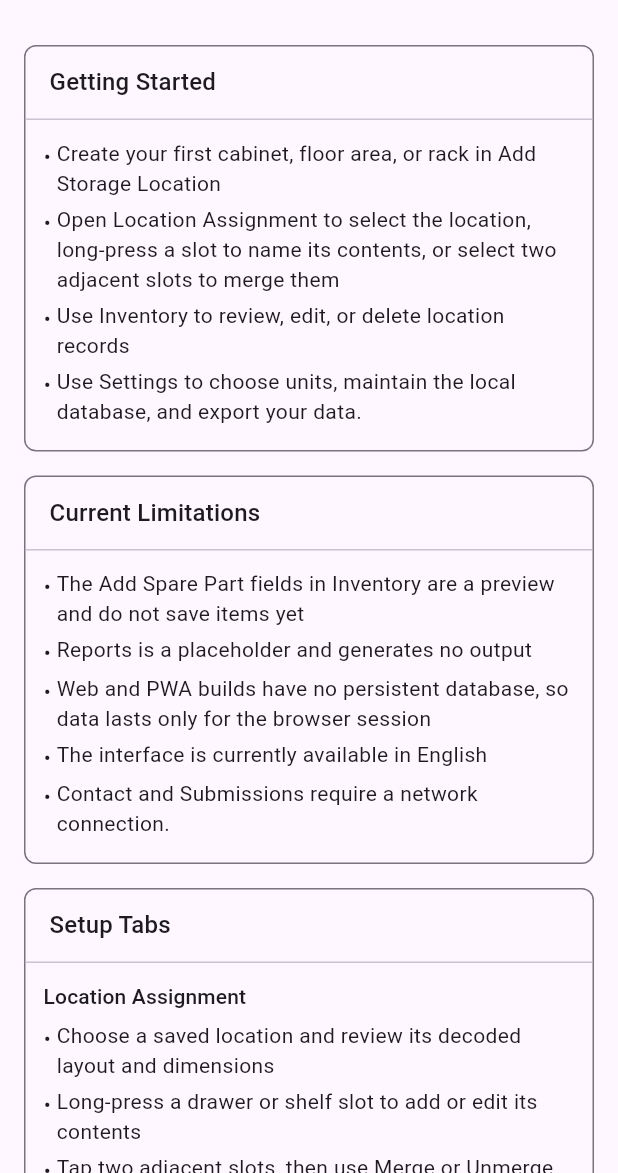
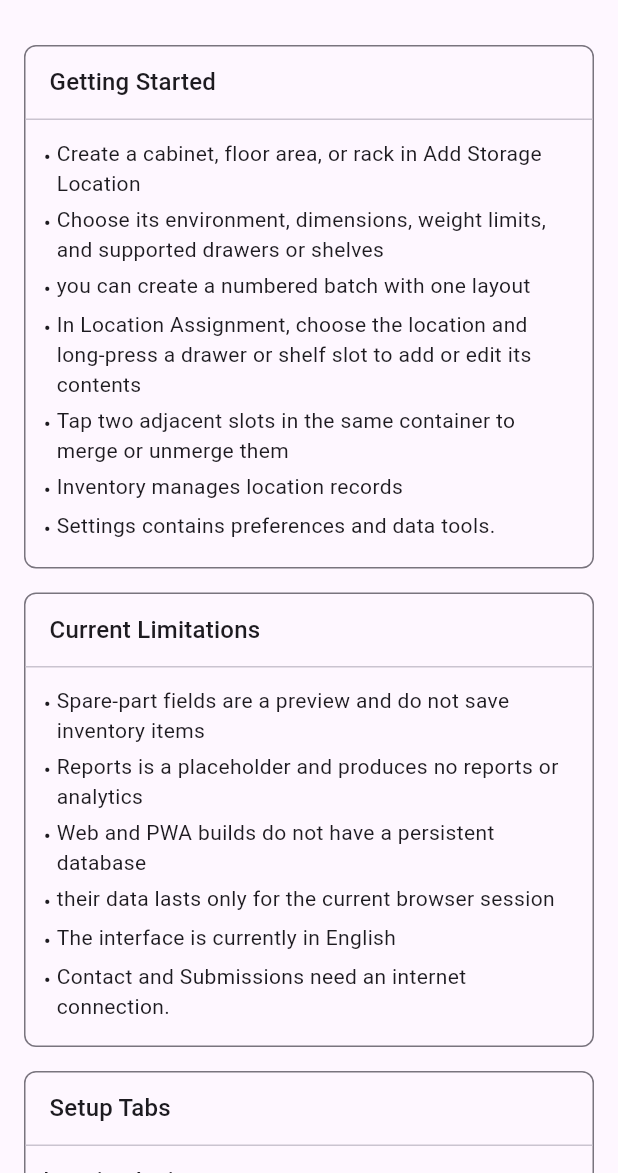
Before and after one commit to StefanRonnkvist/stockable, a Flutter app: the screen it shows after launch, on a phone screen of 412 x 824 dp, the part 63-1236 px from its top. Run offline on Flutter 3.47's test engine with Material 3 defaults, Android fonts, the phone set to English and light mode, and no system bars; our stand-ins replace file_picker, package_info_plus, sqflite, sqflite_common_ffi; accounts and stored records are empty.

Commit message:
Update help and product documentation

```diff
--- a/lib/texts/language/en.dart
+++ b/lib/texts/language/en.dart
@@ -129,12 +129,13 @@ class AppStringsEN extends AppStrings {
   String get gettingStartedTitle => 'Getting Started';
   @override
   String get gettingStartedDescription =>
-      'Create your first cabinet, floor area, or rack in Add Storage Location. '
-      'Open Location Assignment to select the location, long-press a slot to '
-      'name its contents, or select two adjacent slots to merge them. '
-      'Use Inventory to review, edit, or delete location records. '
-      'Use Settings to choose units, maintain the local database, and export '
-      'your data.';
+      'Create a cabinet, floor area, or rack in Add Storage Location. '
+      'Choose its environment, dimensions, weight limits, and supported '
+      'drawers or shelves; you can create a numbered batch with one layout. '
+      'In Location Assignment, choose the location and long-press a drawer or '
+      'shelf slot to add or edit its contents. Tap two adjacent slots in the '
+      'same container to merge or unmerge them. Inventory manages location '
+      'records; Settings contains preferences and data tools.';
   @override
   String get setupTabsTitle => 'Setup Tabs';
   @override
@@ -145,10 +146,10 @@ class AppStringsEN extends AppStrings {
   String get helpLocationAssignmentTitle => 'Location Assignment';
   @override
   String get helpLocationAssignmentDescription =>
-      'Choose a saved location and review its decoded layout and dimensions. '
-      'Long-press a drawer or shelf slot to add or edit its contents. '
-      'Tap two adjacent slots, then use Merge or Unmerge to match the physical '
-      'compartment layout.';
+      'Choose a saved location to view its identifier, layout, and dimensions. '
+      'Long-press a drawer or shelf slot to add or edit its text contents. '
+      'Tap two adjacent slots in the same drawer or shelf to select them, then '
+      'choose Merge or Unmerge. Pull down to refresh the location list.';
   @override
   String get helpAddStorageLocationTitle => 'Add Storage Location';
   @override
@@ -161,10 +162,9 @@ class AppStringsEN extends AppStrings {
   String get helpInventoryTitle => 'Inventory';
   @override
   String get helpInventoryDescription =>
-      'Review saved storage locations and pull down to refresh the list. '
-      'Use the edit and delete actions to maintain location records. '
-      'The Add Spare Part fields are a preview in this release and do not yet '
-      'save inventory items.';
+      'Review saved storage locations, pull down to refresh, and use each '
+      'record’s edit or delete actions to maintain it. The Add Spare Part form '
+      'is only a preview: it does not save spare-part records in this release.';
   @override
   String get helpReportsTitle => 'Reports';
   @override
@@ -176,10 +176,12 @@ class AppStringsEN extends AppStrings {
   @override
   String get helpSettingsDescription =>
       'Choose system, light, or dark appearance and metric or imperial units. '
-      'On supported desktop and mobile builds, DB Control can inspect and '
-      'maintain the local database, clear location data, export JSON, import '
-      'XML, export locations with inventory to XML, and save XML or CSV '
-      'templates. Export before clearing or replacing important data.';
+      'On non-web builds, DB Control can show the database path, run integrity '
+      'checks and diagnostics, optimize the database, rebuild indexes, and '
+      'clear location data. Export the database as JSON, import an XML backup, '
+      'or export locations, slot contents, and merges together as XML. You can '
+      'also save XML and header-only CSV templates. Import replaces existing '
+      'data, so keep an export before making destructive changes.';
   @override
   String get helpInformationTitle => 'Information';
   @override
@@ -198,11 +200,11 @@ class AppStringsEN extends AppStrings {
   String get limitationsTitle => 'Current Limitations';
   @override
   String get limitationsDescription =>
-      'The Add Spare Part fields in Inventory are a preview and do not save '
-      'items yet. Reports is a placeholder and generates no output. Web and '
-      'PWA builds have no persistent database, so data lasts only for the '
-      'browser session. The interface is currently available in English. '
-      'Contact and Submissions require a network connection.';
+      'Spare-part fields are a preview and do not save inventory items. '
+      'Reports is a placeholder and produces no reports or analytics. Web and '
+      'PWA builds do not have a persistent database; their data lasts only for '
+      'the current browser session. The interface is currently in English. '
+      'Contact and Submissions need an internet connection.';
   @override
   String get noticeTitle => 'Notice';
 
--- a/pubspec.yaml
+++ b/pubspec.yaml
@@ -16,7 +16,7 @@ publish_to: 'none' # Remove this line if you wish to publish to pub.dev
 # https://developer.apple.com/library/archive/documentation/General/Reference/InfoPlistKeyReference/Articles/CoreFoundationKeys.html
 # In Windows, build-name is used as the major, minor, and patch parts
 # of the product and file versions while build-number is used as the build suffix.
-version: 3.2.18+37
+version: 3.2.19+38
 
 environment:
   sdk: ^3.11.4
@@ -50,7 +50,7 @@ msix_config:
   store: true
   publisher: CN=D86EECB8-9833-4146-BF0B-94BAB034D0E9
   identity_name: 55452StefanGustafRonnkvis.Stockable
-  msix_version: 3.2.18.37
+  msix_version: 3.2.19.38
 
 dev_dependencies:
   flutter_test:
--- a/store_listing/google_play_long_description.txt
+++ b/store_listing/google_play_long_description.txt
@@ -1,38 +1,37 @@
-Stockable turns cabinets, racks, floor areas, drawers, and shelves into a clear digital storage map.
+Stockable helps you map cabinets, racks, and floor storage so you can keep track of what belongs where. Set up a location, define its physical layout, and label drawer or shelf slots with their contents.
 
-Create a storage location, describe its physical layout, and label the individual slots so you can record what belongs where. Stockable keeps its working data locally on your device and includes practical tools for maintaining and exporting that data.
+On supported mobile and desktop builds, your working data is stored locally on your device. Stockable also includes tools to inspect, maintain, and export your data.
 
 LOCATION SETUP
-- Create cabinet, rack, and floor locations.
-- Generate quick names and unique identifiers automatically.
-- Choose indoor or outdoor use.
-- Record dimensions and weight limits in metric or imperial units.
-- Configure drawers and shelves where the storage type supports them.
-- Create a numbered batch of locations with the same layout.
+- Create cabinet, rack, and floor locations with automatic quick names and unique identifiers.
+- Choose indoor or outdoor use and record dimensions and weight limits.
+- Select metric or imperial units.
+- Configure drawers, shelves, or both where supported by the location type.
+- Create a numbered batch of locations that share one layout.
 
 SLOT MAPPING
 - View saved locations as drawer and shelf layouts.
-- Long-press a slot to add or edit its contents.
-- Merge and unmerge adjacent slots to match larger physical compartments.
-- Review the decoded details behind each location identifier.
+- Long-press a slot to add or edit its text contents.
+- Select adjacent slots in the same drawer or shelf to merge or unmerge them.
+- Review the layout and details encoded in a location identifier.
 
 LOCATION MANAGEMENT
-- Review and refresh saved location records.
-- Edit location dimensions, limits, and layout details.
-- Delete records you no longer need.
+- Review saved locations and pull down to refresh the list.
+- Edit dimensions, weight limits, and layout details.
+- Delete location records you no longer need.
 
 DATA TOOLS
-- Run local database integrity checks and diagnostics.
-- Optimize the database and rebuild indexes.
-- Export data as JSON or XML and import supported XML data.
-- Generate XML and CSV templates for location and inventory data.
+- Run database integrity checks and diagnostics, optimize the database, and rebuild indexes.
+- Export a database backup as JSON or import data from XML.
+- Export locations, slot contents, and merged-slot details together as XML.
+- Save XML templates and header-only CSV templates for locations and inventory.
 
 BUILT-IN HELP
-- The Help tab opens automatically on first run, so you are never dropped in blind.
-- Short guidance for every tab, from creating a location to assigning slot contents.
-- Tips for merging slots, bulk-creating identical locations, and exporting data before maintenance.
+- Help opens automatically when no saved locations are found and on web builds.
+- Find practical steps for creating locations, assigning slot contents, and using data tools.
+- Review current feature limitations before relying on a workflow.
 
-Stockable also includes system, light, and dark themes, metric and imperial units, and an Information area for contacting support and reviewing your submissions.
+Choose system, light, or dark appearance and metric or imperial units. The Information area includes an online contact form and submissions view.
 
 CURRENT RELEASE NOTES
-The Add Spare Part form is a preview and does not save inventory items yet. Reports and analytics are not available in this release. Web and PWA builds have no persistent database, so data lasts only for the browser session. The interface is currently in English, and Contact and Submissions require a network connection.
+The Add Spare Part form is a preview and does not save spare-part records. Inventory currently lists and manages storage locations. Reports is a placeholder; no reports or analytics are generated. Web and PWA builds do not have a persistent database, so browser data lasts only for the current session. The interface is currently in English. Contact and Submissions require an internet connection.
--- a/store_listing/google_play_short_description.txt
+++ b/store_listing/google_play_short_description.txt
@@ -1 +1 @@
-Map cabinets, racks, and shelves into a digital layout, label slots, and manage storage data offline.
+Map cabinets, racks, and floor storage; label slots and manage location data offline.
```
Also changed, not shown: 1 other file.
